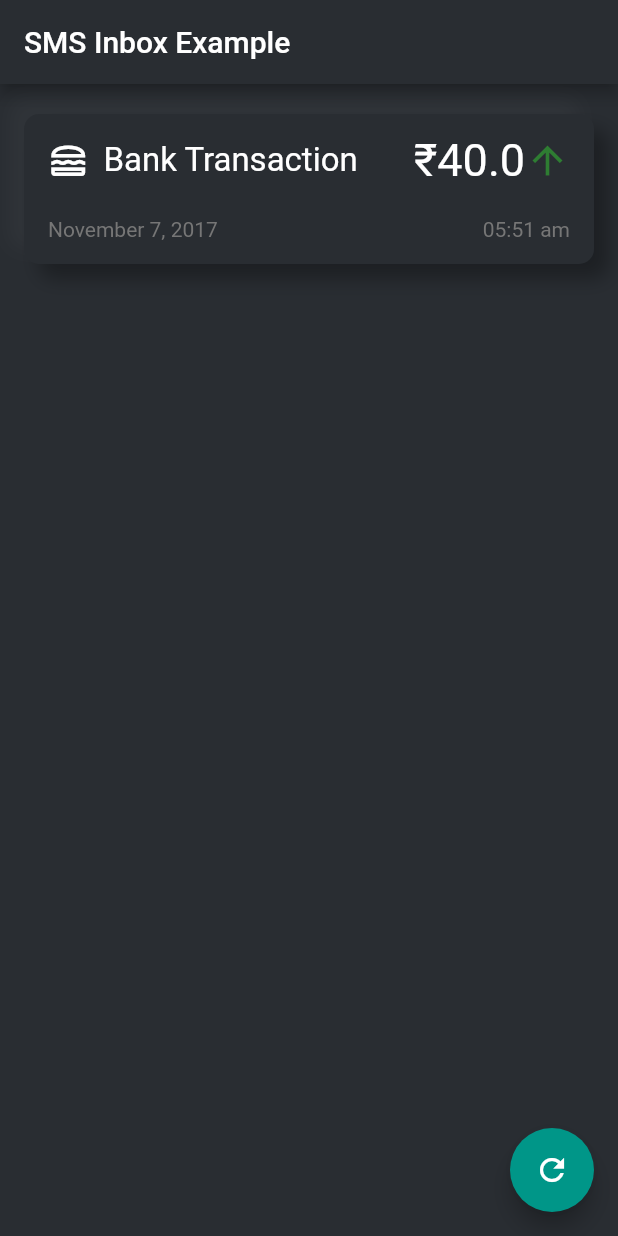
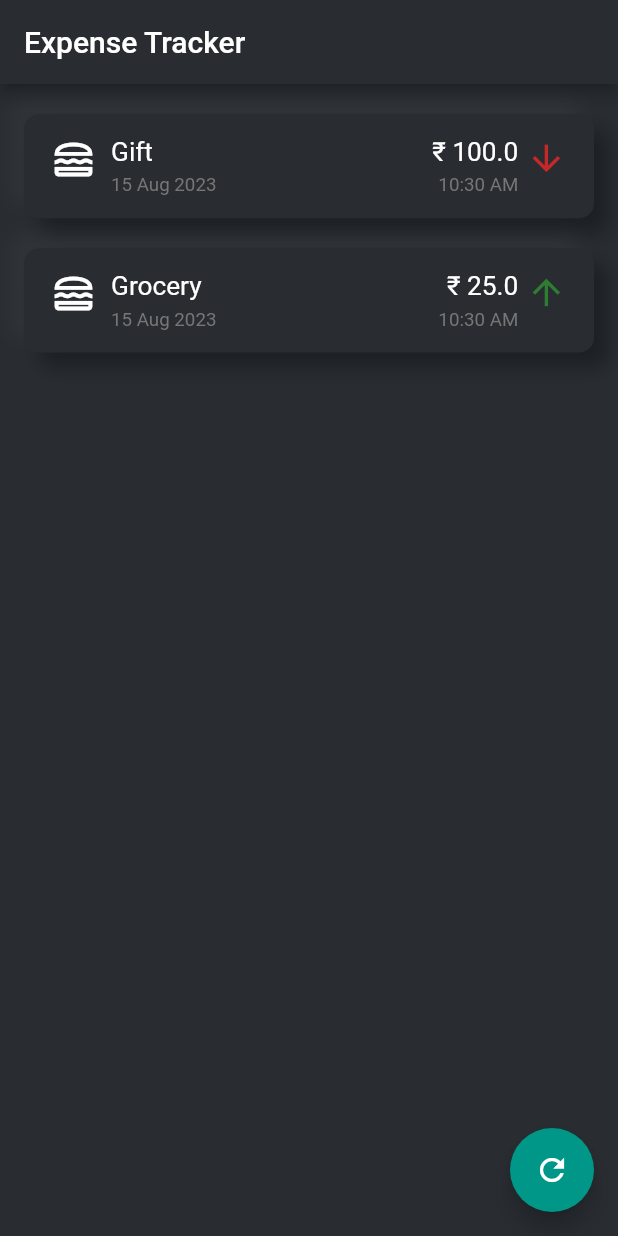
Before and after one commit to AyushAgrawal25/expense_tracker, a Flutter app: the screen it shows after launch, after a tap on the "refresh" icon, on a phone screen of 412 x 824 dp. Run offline on Flutter 3.47's test engine with Material 2 defaults, Android fonts, the phone set to English and light mode, and no system bars; our stand-ins replace logger, permission_handler; missing offline and left inert: flutter_sms_inbox.

Commit message:
Expense Tile Design Changes
[Changes]

Made the Design more elegant
Created HomePage for expenses
Worked DateTime Utilities
Structured edited
Used samples for rendering data

```diff
--- a/lib/Models/expense_data.dart
+++ b/lib/Models/expense_data.dart
@@ -4,7 +4,7 @@ import 'package:flutter/material.dart';
 
 class ExpenseData {
   final int id;
-  final String? title;
+  final String title;
   final String? description;
   final double totalAmount;
   final double effectiveAmount;
@@ -17,7 +17,7 @@ class ExpenseData {
 
   ExpenseData({
     required this.id,
-    this.title,
+    required this.title,
     this.description,
     required this.totalAmount,
     required this.effectiveAmount,
@@ -69,8 +69,8 @@ List<ExpenseData> sampleExpenses = [
     id: 1,
     title: 'Gift',
     description: 'Gift for friend',
-    totalAmount: 1000,
-    effectiveAmount: 1000,
+    totalAmount: 100,
+    effectiveAmount: 100,
     expenseDate: DateTime.now(),
     createdAt: DateTime.now(),
     updatedAt: DateTime.now(),
@@ -80,10 +80,10 @@ List<ExpenseData> sampleExpenses = [
   ),
   ExpenseData(
     id: 2,
-    title: 'Grocerry',
-    description: 'Grocerry for home',
-    totalAmount: 10000,
-    effectiveAmount: 10000,
+    title: 'Grocery',
+    description: 'Grocery for home',
+    totalAmount: 25,
+    effectiveAmount: 25,
     expenseDate: DateTime.now(),
     createdAt: DateTime.now(),
     updatedAt: DateTime.now(),
--- /dev/null
+++ b/lib/UserInterface/Pages/Expense/expense_tile.dart
@@ -0,0 +1,155 @@
+import 'package:expense_tracker/Models/expense_data.dart';
+import 'package:expense_tracker/Models/transaction_data.dart';
+import 'package:expense_tracker/UserInterface/Theme/AppTheme.dart';
+import 'package:expense_tracker/Utils/date_time_utils.dart';
+import 'package:flutter/cupertino.dart';
+import 'package:flutter/material.dart';
+
+class ExpenseTile extends StatefulWidget {
+  const ExpenseTile({
+    Key? key,
+    required this.expense,
+  }) : super(key: key);
+
+  final ExpenseData expense;
+  @override
+  State<ExpenseTile> createState() => _ExpenseTileState();
+}
+
+class _ExpenseTileState extends State<ExpenseTile> {
+  @override
+  Widget build(BuildContext context) {
+    return Container(
+      margin: const EdgeInsets.symmetric(
+        horizontal: 16,
+        vertical: 10,
+      ),
+      decoration: BoxDecoration(
+        color: AppTheme.themeColor,
+        boxShadow: [
+          BoxShadow(
+              color: Colors.white.withOpacity(0.05).withOpacity(0.03),
+              offset: const Offset(-10, -10),
+              spreadRadius: 0,
+              blurRadius: 10),
+          BoxShadow(
+              color: Colors.black87.withOpacity(0.3),
+              offset: const Offset(10, 10),
+              spreadRadius: 0,
+              blurRadius: 10),
+        ],
+        borderRadius: BorderRadius.circular(10),
+      ),
+      child: Container(
+        padding: const EdgeInsets.symmetric(
+          horizontal: 18,
+          vertical: 15,
+        ),
+        child: Row(
+          crossAxisAlignment: CrossAxisAlignment.start,
+          children: [
+            /**
+             * Category Icon
+             */
+            const Icon(
+              Icons.lunch_dining_outlined,
+              color: AppTheme.textColor,
+              size: 30,
+            ),
+            const SizedBox(
+              width: 10,
+            ),
+            Expanded(
+              child: Column(
+                mainAxisSize: MainAxisSize.min,
+                children: [
+                  /**
+                   *  Expense Title and Amount
+                   */
+                  Row(
+                    children: [
+                      /**
+                       * Expense Title
+                       */
+                      Expanded(
+                        child: Text(
+                          widget.expense.title,
+                          style: const TextStyle(
+                            color: AppTheme.textColor,
+                            fontSize: 17.5,
+                          ),
+                        ),
+                      ),
+
+                      /**
+                       * Expense Amount
+                       */
+                      Text(
+                        '₹ ${widget.expense.effectiveAmount}',
+                        style: const TextStyle(
+                          color: AppTheme.textColor,
+                          fontSize: 17.5,
+                        ),
+                      ),
+                    ],
+                  ),
+                  const SizedBox(
+                    height: 3.5,
+                  ),
+
+                  /**
+                   * Expense Date and Time
+                   */
+                  Row(
+                    children: [
+                      /**
+                       * Expense Date
+                       */
+                      Expanded(
+                        child: Text(
+                          DateTimeUtils.getLocaleDate(
+                              widget.expense.expenseDate),
+                          style: TextStyle(
+                            color: AppTheme.secondaryTextColor,
+                            fontSize: 12.5,
+                          ),
+                        ),
+                      ),
+                      /**
+                       * Expense Time
+                       */
+                      Text(
+                        DateTimeUtils.getLocalTimeIn12HourFormat(
+                            widget.expense.expenseDate),
+                        style: TextStyle(
+                          color: AppTheme.secondaryTextColor,
+                          fontSize: 12.5,
+                        ),
+                      )
+                    ],
+                  ),
+                ],
+              ),
+            ),
+            const SizedBox(
+              width: 5,
+            ),
+
+            /**
+             * Transaction Type Icon
+             */
+            Icon(
+              (widget.expense.transactionType == TransactionType.credit)
+                  ? Icons.arrow_upward
+                  : Icons.arrow_downward,
+              color: (widget.expense.transactionType == TransactionType.credit)
+                  ? Colors.green[800]
+                  : Colors.red[800],
+              size: 27.5,
+            )
+          ],
+        ),
+      ),
+    );
+  }
+}
--- /dev/null
+++ b/lib/UserInterface/Pages/Home/home_page.dart
@@ -0,0 +1,111 @@
+import 'dart:convert';
+
+import 'package:expense_tracker/Models/expense_data.dart';
+import 'package:expense_tracker/UserInterface/Theme/AppTheme.dart';
+import 'package:expense_tracker/Utils/logger_utils.dart';
+import 'package:flutter/material.dart';
+import 'package:expense_tracker/UserInterface/Pages/Expense/expense_tile.dart';
+import 'package:flutter_sms_inbox/flutter_sms_inbox.dart';
+import 'package:expense_tracker/Utils/sms_utils.dart';
+import 'package:expense_tracker/Utils/file_utils.dart';
+
+class HomePage extends StatefulWidget {
+  const HomePage({super.key});
+
+  @override
+  State<HomePage> createState() => _HomePageState();
+}
+
+class _HomePageState extends State<HomePage> {
+  @override
+  Widget build(BuildContext context) {
+    return Scaffold(
+      backgroundColor: AppTheme.themeColor,
+      appBar: AppBar(
+        backgroundColor: AppTheme.themeColor,
+        title: const Text('Expense Tracker'),
+      ),
+      body: Container(
+        padding: const EdgeInsets.symmetric(
+          vertical: 10,
+        ),
+        child: Column(
+          children: [
+            ...sampleExpenses.map((e) => ExpenseTile(expense: e)).toList()
+          ],
+        ),
+      ),
+      floatingActionButton: FloatingActionButton(
+        onPressed: onRefreshPressed,
+        child: const Icon(Icons.refresh),
+      ),
+    );
+  }
+
+  void onRefreshPressed() async {
+    List<SmsMessage> messages = await SMSUtils.getSMS();
+    List<Map<String, dynamic>> messagesMap = [];
+    for (SmsMessage message in messages) {
+      String smsKind = "";
+      if (message.kind == SmsMessageKind.sent) {
+        smsKind = "sent";
+      } else if (message.kind == SmsMessageKind.received) {
+        smsKind = "received";
+      } else if (message.kind == SmsMessageKind.draft) {
+        smsKind = "draft";
+      }
+      messagesMap.add({
+        'id': message.id,
+        'threadId': message.threadId,
+        'address': message.address,
+        'body': message.body,
+        'read': message.read,
+        'date':
+            message.date != null ? message.date!.millisecondsSinceEpoch : null,
+        'dateSent': message.dateSent != null
+            ? message.dateSent!.millisecondsSinceEpoch
+            : null,
+        'kind': smsKind,
+      });
+    }
+
+    String smsData = jsonEncode(messagesMap);
+    String filePath = await FileUtils.createExternalFile('sms.json');
+    bool isWritten = await FileUtils.writeInFile(filePath, smsData);
+    logger.i('SMS JSON isWritten: $isWritten');
+
+    List<String> messagesString = [];
+    for (SmsMessage message in messages) {
+      if (message.body != null) {
+        messagesString.add(message.body!);
+      }
+    }
+
+    String messagesStringData = jsonEncode(messagesString);
+    String messagesStringFilePath =
+        await FileUtils.createExternalFile('sms_string.json');
+    bool isMessagesStringWritten =
+        await FileUtils.writeInFile(messagesStringFilePath, messagesStringData);
+    logger.i('SMS String JSON isWritten: $isMessagesStringWritten');
+
+    // UPI Messages Count.
+    List<String> upiMessages = [];
+    int upiMessagesCount = 0;
+    for (SmsMessage message in messages) {
+      if (message.body != null) {
+        if (message.body!.contains('UPI')) {
+          upiMessagesCount++;
+          upiMessages.add(message.body!);
+        }
+      }
+    }
+    logger.i('UPI Messages Count: $upiMessagesCount');
+
+    String upiMessagesStringData = jsonEncode(upiMessages);
+    String upiMessagesStringFilePath =
+        await FileUtils.createExternalFile('upi_sms_string.json');
+    bool isUPIStringWritten = await FileUtils.writeInFile(
+        upiMessagesStringFilePath, upiMessagesStringData);
+    logger.i('UPI SMS String JSON isWritten: $isUPIStringWritten');
+  }
+}
--- /dev/null
+++ b/lib/UserInterface/Theme/AppTheme.dart
@@ -0,0 +1,7 @@
+import 'package:flutter/material.dart';
+
+class AppTheme {
+  static const Color textColor = Colors.white;
+  static const Color secondaryTextColor = Color.fromARGB(255, 118, 118, 118);
+  static const Color themeColor = Color.fromARGB(255, 41, 45, 50);
+}
--- /dev/null
+++ b/lib/Utils/date_time_utils.dart
@@ -0,0 +1,29 @@
+class DateTimeUtils {
+  static final List<String> _months = [
+    "Jan",
+    "Feb",
+    "Mar",
+    "Apr",
+    "May",
+    "Jun",
+    "Jul",
+    "Aug",
+    "Sep",
+    "Oct",
+    "Nov",
+    "Dec"
+  ];
+
+  static String getLocaleDate(DateTime date) {
+    return "${date.day} ${_months[date.month - 1]} ${date.year}";
+  }
+
+  static String getLocalTimeIn12HourFormat(DateTime date) {
+    String hour =
+        date.hour > 12 ? (date.hour - 12).toString() : date.hour.toString();
+    String minute =
+        date.minute < 10 ? "0${date.minute}" : date.minute.toString();
+    String amPm = date.hour > 12 ? "PM" : "AM";
+    return "$hour:$minute $amPm";
+  }
+}
--- a/lib/Utils/logger_utils.dart
+++ b/lib/Utils/logger_utils.dart
@@ -0,0 +1,3 @@
+import 'package:logger/logger.dart';
+
+final Logger logger = Logger();
--- a/lib/Utils/sms_utils.dart
+++ b/lib/Utils/sms_utils.dart
@@ -1,3 +1,4 @@
+import 'package:expense_tracker/Utils/logger_utils.dart';
 import 'package:flutter_sms_inbox/flutter_sms_inbox.dart';
 import 'package:permission_handler/permission_handler.dart';
 
@@ -5,7 +6,7 @@ class SMSUtils {
   static Future<List<SmsMessage>> getSMS() async {
     PermissionStatus status = await Permission.sms.request();
     if (status.isDenied) {
-      // TODO: add a logger for denied status.
+      logger.e('sms permission denied.');
       return [];
     }
 
@@ -15,12 +16,12 @@ class SMSUtils {
         SmsQueryKind.inbox,
       ],
     );
-    print('sms inbox messages: ${messages.length}');
+    logger.i('sms inbox messages: ${messages.length}');
     return messages;
   }
 
   static Future<void> saveSMSInJSON() async {
     final messages = await getSMS();
-    print('saving sms inbox messages: ${messages.length}');
+    logger.i('saving sms inbox messages: ${messages.length}');
   }
 }
--- a/lib/Utils/utils.dart
+++ /dev/null
@@ -1,49 +0,0 @@
-import 'dart:io';
-
-import 'package:flutter_sms_inbox/flutter_sms_inbox.dart';
-import 'package:path_provider/path_provider.dart';
-import 'package:permission_handler/permission_handler.dart';
-
-class SMSUtils {
-  static Future<List<SmsMessage>> getSMS() async {
-    final SmsQuery query = SmsQuery();
-    final messages = await query.querySms(
-      kinds: [
-        SmsQueryKind.inbox,
-      ],
-    );
-    print('sms inbox messages: ${messages.length}');
-    return messages;
-  }
-
-  static Future<void> saveSMSInJSON() async {
-    final messages = await getSMS();
-    print('saving sms inbox messages: ${messages.length}');
-  }
-}
-
-class FileUtils {
-  static Future<String> createExternalFile(String fileName) async {
-    const externalDirPermission = Permission.storage;
-    final permissionStatus = await externalDirPermission.request();
-    if (permissionStatus.isGranted) {
-      final externalDir = await getExternalStorageDirectory();
-      final filePath = '${externalDir!.path}/$fileName';
-      return filePath;
-    } else {
-      throw Exception('Permission not granted');
-    }
-  }
-
-  static Future<bool> writeInFile(String filePath, String data) async {
-    const externalDirPermission = Permission.storage;
-    final permissionStatus = await externalDirPermission.request();
-    if (permissionStatus.isGranted) {
-      final file = await File(filePath);
-      await file.writeAsString(data);
-      return true;
-    } else {
-      throw Exception('Permission not granted');
-    }
-  }
-}
--- a/lib/expense_tile.dart
+++ /dev/null
@@ -1,112 +0,0 @@
-import 'package:flutter/cupertino.dart';
-import 'package:flutter/material.dart';
-
-class ExpenseTile extends StatefulWidget {
-  const ExpenseTile({
-    super.key,
-    this.height,
-    this.textColor,
-    required this.backgroundColor,
-    required this.type,
-    required this.amount,
-    required this.title,
-    required this.date,
-  });
-
-  final double? height;
-  final Color? textColor;
-  final Color backgroundColor;
-  final String type;
-  final double amount;
-  final String title;
-  final DateTime date;
-
-  @override
-  State<ExpenseTile> createState() => _ExpenseTileState();
-}
-
-class _ExpenseTileState extends State<ExpenseTile> {
-  @override
-  Widget build(BuildContext context) {
-    Color? primaryTextColor =
-        (widget.textColor == null) ? Colors.white : widget.textColor;
-    const Color secondaryTextColor = Color.fromARGB(255, 118, 118, 118);
-    return Container(
-      margin: const EdgeInsets.symmetric(horizontal: 16, vertical: 20),
-      decoration: BoxDecoration(
-        color: widget.backgroundColor,
-        boxShadow: [
-          BoxShadow(
-              color: Colors.white.withOpacity(0.05).withOpacity(0.03),
-              offset: const Offset(-10, -10),
-              spreadRadius: 0,
-              blurRadius: 10),
-          BoxShadow(
-              color: Colors.black87.withOpacity(0.3),
-              offset: const Offset(10, 10),
-              spreadRadius: 0,
-              blurRadius: 10),
-        ],
-        borderRadius: BorderRadius.circular(10),
-      ),
-      child: Container(
-        height: (widget.height == null) ? 100 : widget.height!,
-        padding: const EdgeInsets.fromLTRB(16, 8, 16, 0),
-        child: Column(
-          children: [
-            Expanded(
-              child: Row(
-                children: [
-                  Icon(
-                    Icons.lunch_dining_outlined,
-                    color: primaryTextColor,
-                    size: 27,
-                  ),
-                  const SizedBox(
-                    width: 10,
-                  ),
-                  Expanded(
-                    child: Text(
-                      widget.title,
-                      style: TextStyle(color: primaryTextColor, fontSize: 22),
-                    ),
-                  ),
-                  Text(
-                    '₹',
-                    style: TextStyle(color: primaryTextColor, fontSize: 30),
-                  ),
-                  Text(
-                    widget.amount.toString(),
-                    style: TextStyle(color: primaryTextColor, fontSize: 30),
-                  ),
-                  Icon(
-                    (widget.type == 'credit')
-                        ? Icons.arrow_upward
-                        : Icons.arrow_downward,
-                    color: Colors.green[800],
-                    size: 30,
-                  )
-                ],
-              ),
-            ),
-            const Expanded(
-              child: Row(
-                children: [
-                  Expanded(
-                      child: Text(
-                    'November 7, 2017',
-                    style: TextStyle(color: secondaryTextColor),
-                  )),
-                  Text(
-                    '05:51 am',
-                    style: TextStyle(color: secondaryTextColor),
-                  ),
-                ],
-              ),
-            ),
-          ],
-        ),
-      ),
-    );
-  }
-}
--- a/lib/main.dart
+++ b/lib/main.dart
@@ -1,10 +1,5 @@
-import 'dart:convert';
-
-import 'package:expense_tracker/Utils/utils.dart';
 import 'package:flutter/material.dart';
-import 'package:flutter_sms_inbox/flutter_sms_inbox.dart';
-import 'package:permission_handler/permission_handler.dart';
-import 'package:expense_tracker/expense_tile.dart';
+import 'package:expense_tracker/UserInterface/Pages/Home/home_page.dart';
 
 void main() {
   runApp(const MyApp());
@@ -18,9 +13,6 @@ class MyApp extends StatefulWidget {
 }
 
 class _MyAppState extends State<MyApp> {
-  final SmsQuery _query = SmsQuery();
-  List<SmsMessage> _messages = [];
-  final Color themeColor = const Color.fromARGB(255, 41, 45, 50);
   @override
   void initState() {
     super.initState();
@@ -33,108 +25,7 @@ class _MyAppState extends State<MyApp> {
       theme: ThemeData(
         primarySwatch: Colors.teal,
       ),
-      home: Scaffold(
-        backgroundColor: themeColor,
-        appBar: AppBar(
-          backgroundColor: themeColor,
-          title: const Text('SMS Inbox Example'),
-        ),
-        /*
-         *previous code
-         */
-        // body: Container(
-        //   decoration:
-        //       const BoxDecoration(color: Color.fromARGB(255, 38, 40, 43)),
-        //   padding: const EdgeInsets.all(10.0),
-        //   child: Center(
-        //     child: Text(
-        //       'Click the refresh button to get SMS messages.',
-        //       style: Theme.of(context).textTheme.headlineSmall,
-        //       textAlign: TextAlign.center,
-        //     ),
-        //   ),
-        // ),
-
-        body: ExpenseTile(
-          type: 'credit',
-          amount: 40,
-          title: 'Bank Transaction',
-          date: DateTime.now(),
-          textColor: Colors.white,
-          backgroundColor: themeColor,
-        ),
-        floatingActionButton: FloatingActionButton(
-          onPressed: onRefreshPressed,
-          child: const Icon(Icons.refresh),
-        ),
-      ),
+      home: const HomePage(),
     );
   }
-
-  void onRefreshPressed() async {
-    List<SmsMessage> messages = await SMSUtils.getSMS();
-    List<Map<String, dynamic>> messagesMap = [];
-    for (SmsMessage message in messages) {
-      String smsKind = "";
-      if (message.kind == SmsMessageKind.sent) {
-        smsKind = "sent";
-      } else if (message.kind == SmsMessageKind.received) {
-        smsKind = "received";
-      } else if (message.kind == SmsMessageKind.draft) {
-        smsKind = "draft";
-      }
-      messagesMap.add({
-        'id': message.id,
-        'threadId': message.threadId,
-        'address': message.address,
-        'body': message.body,
-        'read': message.read,
-        'date':
-            message.date != null ? message.date!.millisecondsSinceEpoch : null,
-        'dateSent': message.dateSent != null
-            ? message.dateSent!.millisecondsSinceEpoch
-            : null,
-        'kind': smsKind,
-      });
-    }
-
-    String smsData = jsonEncode(messagesMap);
-    String filePath = await FileUtils.createExternalFile('sms.json');
-    bool isWritten = await FileUtils.writeInFile(filePath, smsData);
-    print('SMS JSON isWritten: $isWritten');
-
-    List<String> messagesString = [];
-    for (SmsMessage message in messages) {
-      if (message.body != null) {
-        messagesString.add(message.body!);
-      }
-    }
-
-    String messagesStringData = jsonEncode(messagesString);
-    String messagesStringFilePath =
-        await FileUtils.createExternalFile('sms_string.json');
-    bool isMessagesStringWritten =
-        await FileUtils.writeInFile(messagesStringFilePath, messagesStringData);
-    print('SMS String JSON isWritten: $isMessagesStringWritten');
-
-    // UPI Messages Count.
-    List<String> upiMessages = [];
-    int upiMessagesCount = 0;
-    for (SmsMessage message in messages) {
-      if (message.body != null) {
-        if (message.body!.contains('UPI')) {
-          upiMessagesCount++;
-          upiMessages.add(message.body!);
-        }
-      }
-    }
-    print('UPI Messages Count: $upiMessagesCount');
-
-    String upiMessagesStringData = jsonEncode(upiMessages);
-    String upiMessagesStringFilePath =
-        await FileUtils.createExternalFile('upi_sms_string.json');
-    bool isUPIStringWritten = await FileUtils.writeInFile(
-        upiMessagesStringFilePath, upiMessagesStringData);
-    print('UPI SMS String JSON isWritten: $isUPIStringWritten');
-  }
 }
--- a/pubspec.yaml
+++ b/pubspec.yaml
@@ -37,6 +37,7 @@ dependencies:
   flutter_sms_inbox: ^1.0.3
   permission_handler: ^10.4.3
   path_provider: ^2.1.0
+  logger: ^2.0.1
 
 dev_dependencies:
   flutter_test:
```
Also changed, not shown: pubspec.lock.
